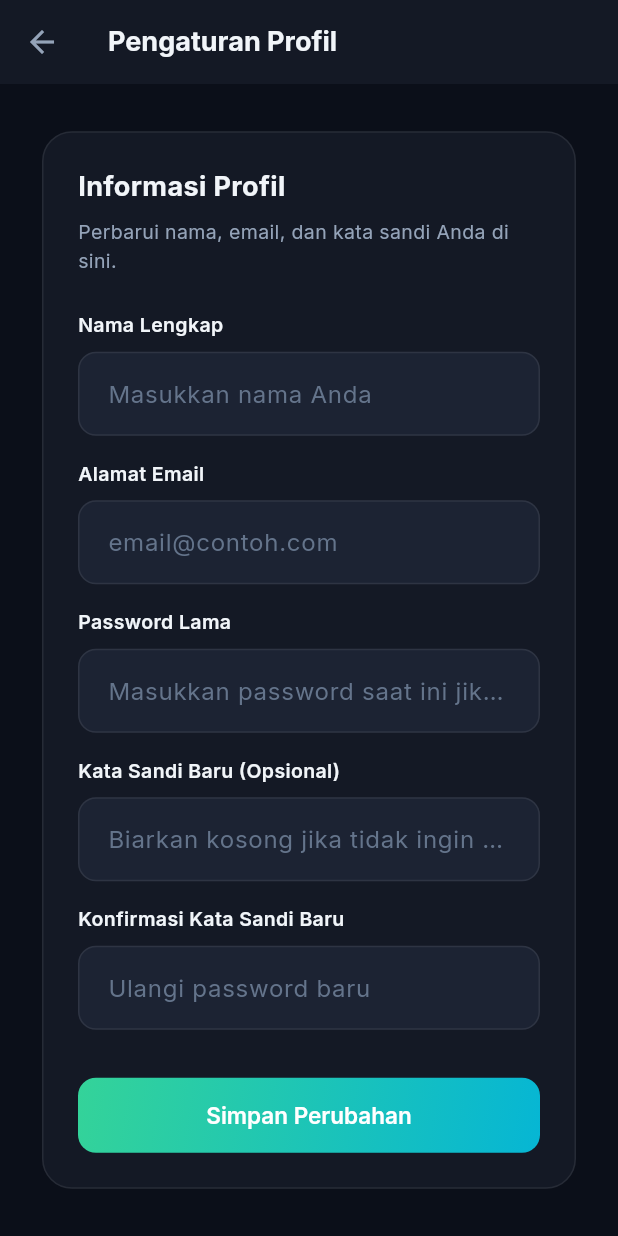
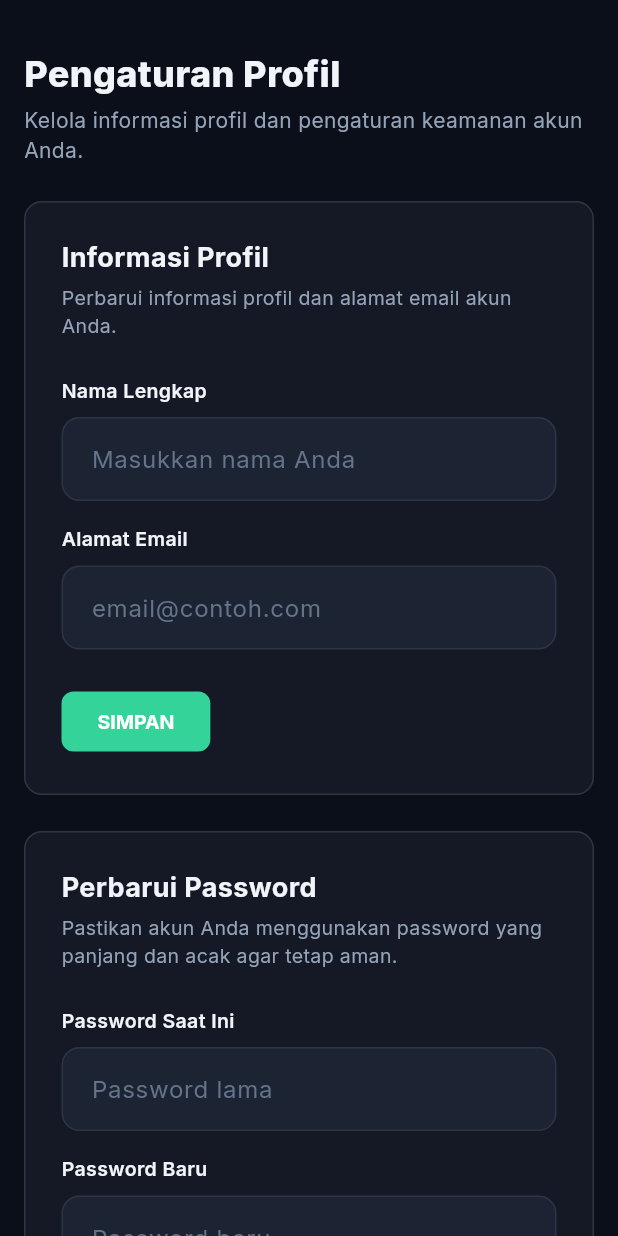
Before and after one commit to Mfkr07/Sistem_Manajemen_Panen_Sawit, a Flutter app: the ProfileSettingsPage widget shown alone on an empty page, opened directly, on a phone screen of 412 x 824 dp. Run offline on Flutter 3.47's test engine with Material 3 defaults, Android fonts, the phone set to English and light mode, and no system bars; our stand-ins replace fl_chart, flutter_riverpod, go_router, google_fonts, image_cropper, image_picker and 5 more; missing offline and left inert: dart:js_interop, excel; accounts and stored records are empty.

Commit message:
integrate Profile and Account Management directly into the main dashboard framework

```diff
--- a/lib/features/shared/presentation/profile_settings_page.dart
+++ b/lib/features/shared/presentation/profile_settings_page.dart
@@ -13,13 +13,18 @@ class ProfileSettingsPage extends ConsumerStatefulWidget {
 }
 
 class _ProfileSettingsPageState extends ConsumerState<ProfileSettingsPage> {
-  final _formKey = GlobalKey<FormState>();
+  final _infoFormKey = GlobalKey<FormState>();
+  final _passFormKey = GlobalKey<FormState>();
+
   final _emailCtrl = TextEditingController();
-  final _passCtrl = TextEditingController();
+  final _nameCtrl = TextEditingController();
+
   final _oldPassCtrl = TextEditingController();
+  final _newPassCtrl = TextEditingController();
   final _confirmPassCtrl = TextEditingController();
-  final _nameCtrl = TextEditingController();
-  bool _isLoading = false;
+
+  bool _isLoadingInfo = false;
+  bool _isLoadingPass = false;
 
   final _supabase = Supabase.instance.client;
 
@@ -29,7 +34,7 @@ class _ProfileSettingsPageState extends ConsumerState<ProfileSettingsPage> {
     _loadCurrentProfile();
   }
 
-  void _loadCurrentProfile() async {
+  void _loadCurrentProfile() {
     final user = _supabase.auth.currentUser;
     if (user != null) {
       _emailCtrl.text = user.email ?? '';
@@ -37,19 +42,46 @@ class _ProfileSettingsPageState extends ConsumerState<ProfileSettingsPage> {
     }
   }
 
-  Future<void> _updateProfile() async {
-    if (!_formKey.currentState!.validate()) return;
+  Future<void> _updateProfileInfo() async {
+    if (!_infoFormKey.currentState!.validate()) return;
+    setState(() => _isLoadingInfo = true);
+    try {
+      final updates = UserAttributes(
+        email: _emailCtrl.text.trim().isNotEmpty ? _emailCtrl.text.trim() : null,
+        data: {'name': _nameCtrl.text.trim()},
+      );
 
-    setState(() => _isLoading = true);
+      final res = await _supabase.auth.updateUser(updates);
+      if (res.user != null) {
+         await ref.read(landRepositoryProvider).updateUser(
+           res.user!.id,
+           name: _nameCtrl.text.trim()
+         );
+      }
+      if (mounted) {
+        ScaffoldMessenger.of(context).showSnackBar(
+          const SnackBar(content: Text('Informasi profil berhasil diperbarui'), backgroundColor: Colors.green),
+        );
+      }
+    } catch (e) {
+      if (mounted) {
+        ScaffoldMessenger.of(context).showSnackBar(
+          SnackBar(content: Text(e.toString().replaceAll('Exception: ', ''))),
+        );
+      }
+    } finally {
+      if (mounted) setState(() => _isLoadingInfo = false);
+    }
+  }
+
+  Future<void> _updatePassword() async {
+    if (!_passFormKey.currentState!.validate()) return;
+    setState(() => _isLoadingPass = true);
     try {
       final user = _supabase.auth.currentUser;
       if (user == null) throw Exception('Sesi tidak valid');
 
-      // Verify old password if trying to set a new one
-      if (_passCtrl.text.isNotEmpty) {
-        if (_oldPassCtrl.text.isEmpty) {
-          throw Exception('Masukkan password lama Anda untuk mengubah password');
-        }
+      // Verify old password
       try {
         await _supabase.auth.signInWithPassword(
           email: user.email!,
@@ -58,31 +90,16 @@ class _ProfileSettingsPageState extends ConsumerState<ProfileSettingsPage> {
       } catch (_) {
         throw Exception('Password lama yang Anda masukkan salah');
       }
-      }
 
-      final updates = UserAttributes(
-        email: _emailCtrl.text.trim().isNotEmpty ? _emailCtrl.text.trim() : null,
-        password: _passCtrl.text.isNotEmpty ? _passCtrl.text : null,
-        data: {'name': _nameCtrl.text.trim()},
-      );
-
-      // Update auth user
-      final res = await _supabase.auth.updateUser(updates);
-
-      // Update public.users table as well
-      if (res.user != null) {
-         await ref.read(landRepositoryProvider).updateUser(
-           res.user!.id,
-           name: _nameCtrl.text.trim()
-         );
-      }
+      // Update password
+      await _supabase.auth.updateUser(UserAttributes(password: _newPassCtrl.text));
 
       if (mounted) {
         ScaffoldMessenger.of(context).showSnackBar(
-          const SnackBar(content: Text('Profil berhasil diperbarui'), backgroundColor: Colors.green),
+          const SnackBar(content: Text('Password berhasil diperbarui'), backgroundColor: Colors.green),
         );
-        _passCtrl.clear(); // Clear password field after success
         _oldPassCtrl.clear();
+        _newPassCtrl.clear();
         _confirmPassCtrl.clear();
       }
     } catch (e) {
@@ -92,17 +109,47 @@ class _ProfileSettingsPageState extends ConsumerState<ProfileSettingsPage> {
         );
       }
     } finally {
-      if (mounted) setState(() => _isLoading = false);
+      if (mounted) setState(() => _isLoadingPass = false);
     }
+  }
+
+  void _showDeleteAccountDialog() {
+    showDialog(
+      context: context,
+      builder: (ctx) => AlertDialog(
+        title: Text('Hapus Akun', style: GoogleFonts.inter(fontWeight: FontWeight.w700)),
+        content: Text(
+          'Apakah Anda yakin ingin menghapus akun Anda? Semua data dan sumber daya akan dihapus secara permanen. '
+          'Tindakan ini tidak dapat dibatalkan.',
+          style: GoogleFonts.inter(color: context.dc.textSecondary),
+        ),
+        actions: [
+          TextButton(
+            onPressed: () => Navigator.pop(ctx),
+            child: const Text('Batal'),
+          ),
+          ElevatedButton(
+            style: ElevatedButton.styleFrom(backgroundColor: AppColors.rose),
+            onPressed: () {
+              Navigator.pop(ctx);
+              ScaffoldMessenger.of(context).showSnackBar(
+                const SnackBar(content: Text('Penghapusan akun memerlukan hak akses Admin. Silakan hubungi Administrator.')),
+              );
+            },
+            child: const Text('Hapus Akun', style: TextStyle(color: Colors.white)),
+          ),
+        ],
+      ),
+    );
   }
 
   @override
   void dispose() {
     _emailCtrl.dispose();
-    _passCtrl.dispose();
+    _nameCtrl.dispose();
     _oldPassCtrl.dispose();
+    _newPassCtrl.dispose();
     _confirmPassCtrl.dispose();
-    _nameCtrl.dispose();
     super.dispose();
   }
 
@@ -110,104 +157,183 @@ class _ProfileSettingsPageState extends ConsumerState<ProfileSettingsPage> {
   Widget build(BuildContext context) {
     final c = context.dc;
 
-    return Scaffold(
-      appBar: AppBar(title: const Text('Pengaturan Profil')),
-      body: Center(
+    return SingleChildScrollView(
+      padding: const EdgeInsets.symmetric(horizontal: 16, vertical: 32),
+      child: Center(
         child: ConstrainedBox(
-          constraints: const BoxConstraints(maxWidth: 600),
-          child: SingleChildScrollView(
-            padding: const EdgeInsets.all(24),
-            child: Card(
-              color: c.surface,
-              shape: RoundedRectangleBorder(borderRadius: BorderRadius.circular(20), side: BorderSide(color: c.border)),
-              child: Padding(
-                padding: const EdgeInsets.all(24),
-                child: Form(
-                  key: _formKey,
+          constraints: const BoxConstraints(maxWidth: 800),
           child: Column(
             crossAxisAlignment: CrossAxisAlignment.start,
-                    mainAxisSize: MainAxisSize.min,
             children: [
-                      Text('Informasi Profil', style: GoogleFonts.inter(fontSize: 18, fontWeight: FontWeight.w700, color: c.textPrimary)),
-                      const SizedBox(height: 8),
-                      Text('Perbarui nama, email, dan kata sandi Anda di sini.', style: GoogleFonts.inter(color: c.textSecondary, fontSize: 13)),
-                      const SizedBox(height: 24),
-
-                      Text('Nama Lengkap', style: GoogleFonts.inter(color: c.textPrimary, fontWeight: FontWeight.w600, fontSize: 13)),
-                      const SizedBox(height: 8),
+              // Page Header
+              Padding(
+                padding: const EdgeInsets.only(bottom: 24),
+                child: Column(
+                  crossAxisAlignment: CrossAxisAlignment.start,
+                  children: [
+                    Text('Pengaturan Profil', style: GoogleFonts.inter(fontSize: 24, fontWeight: FontWeight.w800, color: c.textPrimary)),
+                    const SizedBox(height: 4),
+                    Text('Kelola informasi profil dan pengaturan keamanan akun Anda.', style: GoogleFonts.inter(fontSize: 14, color: c.textSecondary)),
+                  ],
+                ),
+              ),
+              _buildSectionCard(
+                  c,
+                  title: 'Informasi Profil',
+                  description: 'Perbarui informasi profil dan alamat email akun Anda.',
+                  child: Form(
+                    key: _infoFormKey,
+                    child: Column(
+                      crossAxisAlignment: CrossAxisAlignment.start,
+                      children: [
+                        _buildLabel('Nama Lengkap', c),
                         TextFormField(
                           controller: _nameCtrl,
                           decoration: const InputDecoration(hintText: 'Masukkan nama Anda'),
                           validator: (v) => v == null || v.isEmpty ? 'Nama tidak boleh kosong' : null,
                         ),
                         const SizedBox(height: 16),
-
-                      Text('Alamat Email', style: GoogleFonts.inter(color: c.textPrimary, fontWeight: FontWeight.w600, fontSize: 13)),
-                      const SizedBox(height: 8),
+                        _buildLabel('Alamat Email', c),
                         TextFormField(
                           controller: _emailCtrl,
                           keyboardType: TextInputType.emailAddress,
                           decoration: const InputDecoration(hintText: 'email@contoh.com'),
                           validator: (v) => v == null || v.isEmpty || !v.contains('@') ? 'Email tidak valid' : null,
                         ),
-                      const SizedBox(height: 16),
-
-                      Text('Password Lama', style: GoogleFonts.inter(color: c.textPrimary, fontWeight: FontWeight.w600, fontSize: 13)),
-                      const SizedBox(height: 8),
-                      TextFormField(
-                        controller: _oldPassCtrl,
-                        obscureText: true,
-                        decoration: const InputDecoration(hintText: 'Masukkan password saat ini jika ingin mengubah'),
+                        const SizedBox(height: 24),
+                        Row(
+                          children: [
+                            ElevatedButton(
+                              style: ElevatedButton.styleFrom(
+                                backgroundColor: AppColors.primary,
+                                padding: const EdgeInsets.symmetric(horizontal: 24, vertical: 12),
+                                shape: RoundedRectangleBorder(borderRadius: BorderRadius.circular(8)),
                               ),
-                      const SizedBox(height: 16),
-
-                      Text('Kata Sandi Baru (Opsional)', style: GoogleFonts.inter(color: c.textPrimary, fontWeight: FontWeight.w600, fontSize: 13)),
-                      const SizedBox(height: 8),
-                      TextFormField(
-                        controller: _passCtrl,
-                        obscureText: true,
-                        decoration: const InputDecoration(hintText: 'Biarkan kosong jika tidak ingin mengubah'),
-                        validator: (v) {
-                          if (_oldPassCtrl.text.isNotEmpty && (v == null || v.isEmpty)) return 'Masukkan password baru';
-                          return null;
-                        },
+                              onPressed: _isLoadingInfo ? null : _updateProfileInfo,
+                              child: _isLoadingInfo
+                                ? const SizedBox(height: 18, width: 18, child: CircularProgressIndicator(strokeWidth: 2, color: Colors.white))
+                                : const Text('SIMPAN', style: TextStyle(color: Colors.white, fontWeight: FontWeight.bold, fontSize: 13)),
                             ),
-                      const SizedBox(height: 16),
-
-                      Text('Konfirmasi Kata Sandi Baru', style: GoogleFonts.inter(color: c.textPrimary, fontWeight: FontWeight.w600, fontSize: 13)),
-                      const SizedBox(height: 8),
-                      TextFormField(
-                        controller: _confirmPassCtrl,
-                        obscureText: true,
-                        decoration: const InputDecoration(hintText: 'Ulangi password baru'),
-                        validator: (v) {
-                          if (_passCtrl.text.isNotEmpty && v != _passCtrl.text) return 'Password tidak cocok';
-                          return null;
-                        },
-                      ),
-                      const SizedBox(height: 32),
-
-                      SizedBox(
-                        width: double.infinity,
-                        child: Container(
-                          decoration: BoxDecoration(gradient: AppColors.gradientPrimary, borderRadius: BorderRadius.circular(12)),
-                          child: ElevatedButton(
-                            style: ElevatedButton.styleFrom(backgroundColor: Colors.transparent, elevation: 0),
-                            onPressed: _isLoading ? null : _updateProfile,
-                            child: _isLoading
-                              ? const SizedBox(height: 20, width: 20, child: CircularProgressIndicator(strokeWidth: 2, color: Colors.white))
-                              : const Text('Simpan Perubahan'),
-                          ),
-                        ),
+                          ],
                         ),
                       ],
                     ),
                   ),
                 ),
+                const SizedBox(height: 24),
+                _buildSectionCard(
+                  c,
+                  title: 'Perbarui Password',
+                  description: 'Pastikan akun Anda menggunakan password yang panjang dan acak agar tetap aman.',
+                  child: Form(
+                    key: _passFormKey,
+                    child: Column(
+                      crossAxisAlignment: CrossAxisAlignment.start,
+                      children: [
+                        _buildLabel('Password Saat Ini', c),
+                        TextFormField(
+                          controller: _oldPassCtrl,
+                          obscureText: true,
+                          decoration: const InputDecoration(hintText: 'Password lama'),
+                          validator: (v) => v == null || v.isEmpty ? 'Masukkan password saat ini' : null,
                         ),
+                        const SizedBox(height: 16),
+                        _buildLabel('Password Baru', c),
+                        TextFormField(
+                          controller: _newPassCtrl,
+                          obscureText: true,
+                          decoration: const InputDecoration(hintText: 'Password baru'),
+                          validator: (v) => v == null || v.length < 6 ? 'Minimal 6 karakter' : null,
+                        ),
+                        const SizedBox(height: 16),
+                        _buildLabel('Konfirmasi Password', c),
+                        TextFormField(
+                          controller: _confirmPassCtrl,
+                          obscureText: true,
+                          decoration: const InputDecoration(hintText: 'Ulangi password baru'),
+                          validator: (v) => v != _newPassCtrl.text ? 'Password tidak cocok' : null,
+                        ),
+                        const SizedBox(height: 24),
+                        Row(
+                          children: [
+                            ElevatedButton(
+                              style: ElevatedButton.styleFrom(
+                                backgroundColor: AppColors.primary,
+                                padding: const EdgeInsets.symmetric(horizontal: 24, vertical: 12),
+                                shape: RoundedRectangleBorder(borderRadius: BorderRadius.circular(8)),
+                              ),
+                              onPressed: _isLoadingPass ? null : _updatePassword,
+                              child: _isLoadingPass
+                                ? const SizedBox(height: 18, width: 18, child: CircularProgressIndicator(strokeWidth: 2, color: Colors.white))
+                                : const Text('SIMPAN', style: TextStyle(color: Colors.white, fontWeight: FontWeight.bold, fontSize: 13)),
+                            ),
+                          ],
+                        ),
+                      ],
+                    ),
+                  ),
+                ),
+                const SizedBox(height: 24),
+                _buildSectionCard(
+                  c,
+                  title: 'Hapus Akun',
+                  description: 'Setelah akun Anda dihapus, semua sumber daya dan datanya akan dihapus secara permanen.',
+                  child: Row(
+                    children: [
+                      ElevatedButton(
+                        style: ElevatedButton.styleFrom(
+                          backgroundColor: AppColors.rose,
+                          padding: const EdgeInsets.symmetric(horizontal: 24, vertical: 12),
+                          shape: RoundedRectangleBorder(borderRadius: BorderRadius.circular(8)),
+                        ),
+                        onPressed: _showDeleteAccountDialog,
+                        child: const Text('HAPUS AKUN', style: TextStyle(color: Colors.white, fontWeight: FontWeight.bold, fontSize: 13)),
+                      ),
+                    ],
+                  ),
+                ),
+                const SizedBox(height: 48),
+              ],
             ),
           ),
         ),
     );
   }
+
+  Widget _buildLabel(String text, DColors c) {
+    return Padding(
+      padding: const EdgeInsets.only(bottom: 8),
+      child: Text(text, style: GoogleFonts.inter(color: c.textPrimary, fontWeight: FontWeight.w600, fontSize: 13)),
+    );
   }
+
+  Widget _buildSectionCard(DColors c, {required String title, required String description, required Widget child}) {
+    return Container(
+      decoration: BoxDecoration(
+        color: c.surface,
+        borderRadius: BorderRadius.circular(12),
+        boxShadow: [
+          BoxShadow(
+            color: Colors.black.withValues(alpha: 0.03),
+            blurRadius: 10,
+            offset: const Offset(0, 4),
+          )
+        ],
+        border: Border.all(color: c.borderLight),
+      ),
+      child: Padding(
+        padding: const EdgeInsets.all(24),
+        child: Column(
+          crossAxisAlignment: CrossAxisAlignment.start,
+          children: [
+            Text(title, style: GoogleFonts.inter(fontSize: 18, fontWeight: FontWeight.w700, color: c.textPrimary)),
+            const SizedBox(height: 4),
+            Text(description, style: GoogleFonts.inter(color: c.textSecondary, fontSize: 13)),
+            const SizedBox(height: 24),
+            child,
+          ],
+        ),
+      ),
+    );
+  }
+}
```
Also changed, not shown: lib/features/admin/presentation/admin_dashboard.dart (+9 -6 lines), lib/features/admin/presentation/manage_accounts_page.dart (+41 -49 lines), lib/features/stakeholder/presentation/stakeholder_dashboard.dart (+12 -5 lines), 1 other file. Lines whose indentation alone changed are shown as unchanged.
